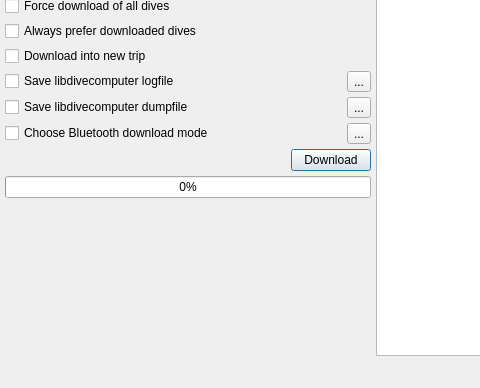
Old version of the form desktop-widgets/downloadfromdivecomputer.ui in the repository subsurface/subsurface; both pictures show x 0 to 480 and y 147 to 535 of the 747 by 535 pixel window.
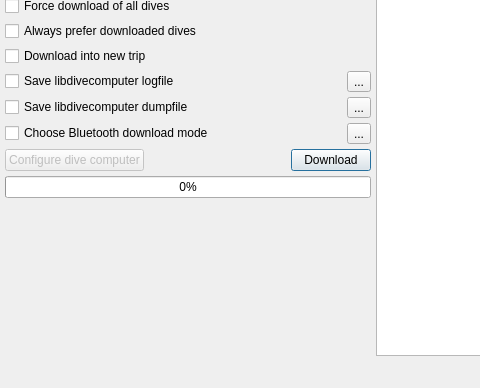
New version of the form. Icons and pictures are not drawn.

Commit message:
Desktop: add a configure dive computer button to download dialog
This is the first step towards changing the UI to turn this into
the dive computer dialog and have both download and configuration
be done from here.

```diff
--- a/desktop-widgets/downloadfromdivecomputer.ui
+++ b/desktop-widgets/downloadfromdivecomputer.ui
@@ -160,6 +160,19 @@
          <property name="spacing">
           <number>0</number>
          </property>
+         <item>
+          <widget class="QPushButton" name="configureDiveComputerButton">
+           <property name="enabled">
+            <bool>false</bool>
+           </property>
+           <property name="text">
+            <string>Configure dive computer</string>
+           </property>
+           <property name="autoDefault">
+            <bool>false</bool>
+           </property>
+          </widget>
+         </item>
          <item>
           <spacer name="horizontalSpacer_2">
            <property name="orientation">
```
